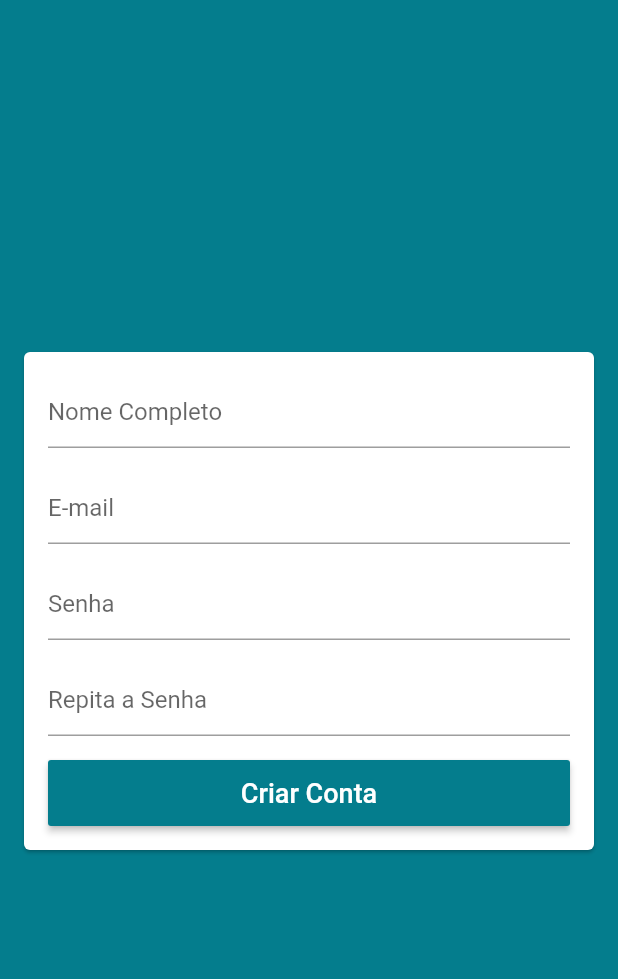
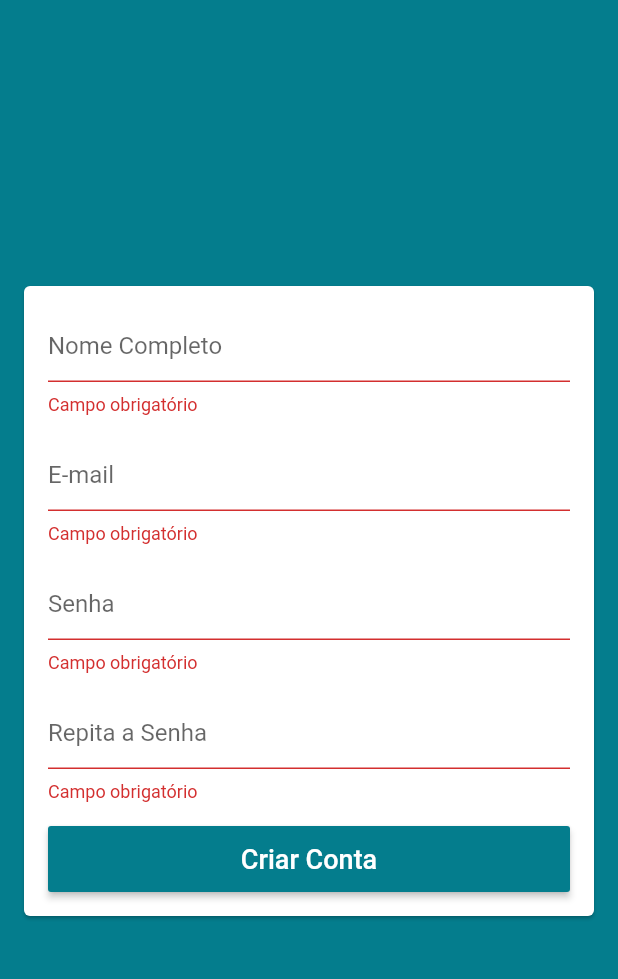
Before and after one commit to MatheusMFB/Loja-Virtual, a Flutter app: the SignUpScreen screen opened by its route, after a tap on "Criar Conta", on a phone screen of 412 x 824 dp, the part 59-1038 px from its top. Run offline on Flutter 3.47's test engine with Material 2 defaults, Android fonts, the phone set to English and light mode, and no system bars; our stand-ins replace cloud_firestore, firebase_auth; accounts and stored records are empty.

Commit message:
code
code 13-10-2020

```diff
--- a/lib/models/user.dart
+++ b/lib/models/user.dart
@@ -1,6 +1,8 @@
 class User {
+  String name;
   String email;
   String password;
+  String confirmPassword;
 
-  User({this.email, this.password});
+  User({this.email, this.password, this.name});
 }
--- a/lib/screens/signup/sinup_screen.dart
+++ b/lib/screens/signup/sinup_screen.dart
@@ -1,9 +1,17 @@
 import 'package:flutter/material.dart';
+import 'package:loja_virtual_pro/helpers/validators.dart';
+import 'package:loja_virtual_pro/models/user.dart';
 
 class SignUpScreen extends StatelessWidget {
+  final GlobalKey<FormState> formKey = GlobalKey<FormState>();
+  final GlobalKey<ScaffoldState> scaffolKey = GlobalKey<ScaffoldState>();
+
+  final User user = User();
+
   @override
   Widget build(BuildContext context) {
     return Scaffold(
+      key: scaffolKey,
       appBar: AppBar(
         title: const Text('Criar Conta'),
         centerTitle: true,
@@ -11,12 +19,22 @@ class SignUpScreen extends StatelessWidget {
       body: Center(
         child: Card(
           margin: const EdgeInsets.symmetric(horizontal: 16),
+          child: Form(
+            key: formKey,
             child: ListView(
               padding: const EdgeInsets.all(16),
               shrinkWrap: true,
               children: <Widget>[
                 TextFormField(
                   decoration: const InputDecoration(hintText: 'Nome Completo'),
+                  validator: (name) {
+                    if (name.isEmpty)
+                      return 'Campo obrigatório';
+                    else if (name.trim().split(' ').length <= 1)
+                      return 'Preencha seu Nome completo';
+                    return null;
+                  },
+                  onSaved: (name) => user.name = name,
                 ),
                 const SizedBox(
                   height: 16,
@@ -24,6 +42,13 @@ class SignUpScreen extends StatelessWidget {
                 TextFormField(
                   decoration: const InputDecoration(hintText: 'E-mail'),
                   keyboardType: TextInputType.emailAddress,
+                  validator: (email) {
+                    if (email.isEmpty)
+                      return 'Campo obrigatório';
+                    else if (!emailValide(email)) return 'E-mail inválido';
+                    return null;
+                  },
+                  onSaved: (email) => user.email = email,
                 ),
                 const SizedBox(
                   height: 16,
@@ -31,6 +56,13 @@ class SignUpScreen extends StatelessWidget {
                 TextFormField(
                   decoration: const InputDecoration(hintText: 'Senha'),
                   obscureText: true,
+                  validator: (pass) {
+                    if (pass.isEmpty)
+                      return 'Campo obrigatório';
+                    else if (pass.length < 6) return 'Senha muito curta';
+                    return null;
+                  },
+                  onSaved: (pass) => user.password = pass,
                 ),
                 const SizedBox(
                   height: 16,
@@ -38,6 +70,13 @@ class SignUpScreen extends StatelessWidget {
                 TextFormField(
                   decoration: const InputDecoration(hintText: 'Repita a Senha'),
                   obscureText: true,
+                  validator: (pass) {
+                    if (pass.isEmpty)
+                      return 'Campo obrigatório';
+                    else if (pass.length < 6) return 'Senha muito curta';
+                    return null;
+                  },
+                  onSaved: (pass) => user.confirmPassword = pass,
                 ),
                 const SizedBox(
                   height: 16,
@@ -46,9 +85,23 @@ class SignUpScreen extends StatelessWidget {
                   height: 44,
                   child: RaisedButton(
                     color: Theme.of(context).primaryColor,
-                  disabledColor: Theme.of(context).primaryColor.withAlpha(100),
+                    disabledColor:
+                        Theme.of(context).primaryColor.withAlpha(100),
                     textColor: Colors.white,
-                  onPressed: () {},
+                    onPressed: () {
+                      if (formKey.currentState.validate()) {
+                        formKey.currentState.save();
+
+                        if (user.password != user.confirmPassword) {
+                          scaffolKey.currentState.showSnackBar(SnackBar(
+                            content: const Text('Senhas não coincidem!'),
+                            backgroundColor: Colors.red,
+                          ));
+                          return;
+                        }
+                        // User manager
+                      }
+                    },
                     child: const Text(
                       'Criar Conta',
                       style: TextStyle(fontSize: 18),
@@ -59,6 +112,7 @@ class SignUpScreen extends StatelessWidget {
             ),
           ),
         ),
+      ),
     );
   }
 }
```
Lines whose indentation alone changed are shown as unchanged.
